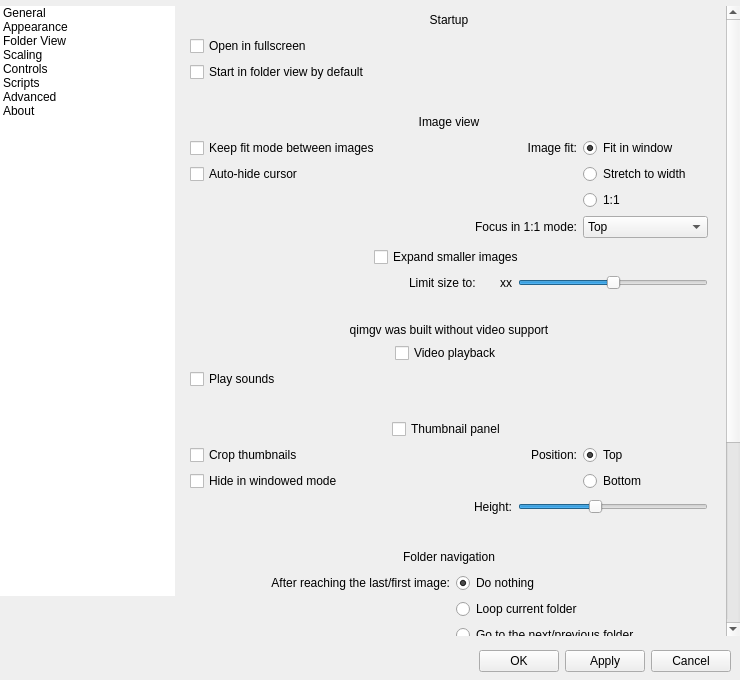
First picture: the form in qimgv/gui/dialogs/settingsdialog.ui, repository do-i/thumbgrid, before the edit.
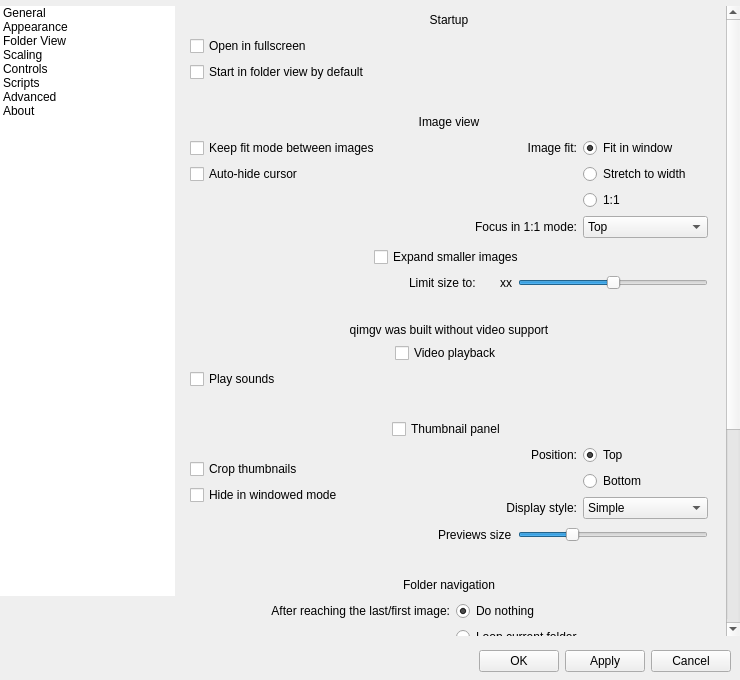
Second picture: the form after the edit. The open tabs and pages were chosen to show the change. Custom widgets are drawn as their Qt base class.

Commit message: thumb panel styles

What changed in the file:
```diff
--- a/qimgv/gui/dialogs/settingsdialog.ui
+++ b/qimgv/gui/dialogs/settingsdialog.ui
@@ -289,7 +289,7 @@
                 <x>0</x>
                 <y>0</y>
                 <width>539</width>
-                <height>1046</height>
+                <height>1064</height>
                </rect>
               </property>
               <layout class="QVBoxLayout" name="verticalLayout_5" stretch="0,0,0,0,0,0,0,0,0,0,0,0,0,0">
@@ -1207,6 +1207,35 @@
                            </property>
                           </widget>
                          </item>
+                         <item row="2" column="1">
+                          <widget class="QLabel" name="label_18">
+                           <property name="text">
+                            <string>Display style:</string>
+                           </property>
+                           <property name="alignment">
+                            <set>Qt::AlignRight|Qt::AlignTrailing|Qt::AlignVCenter</set>
+                           </property>
+                          </widget>
+                         </item>
+                         <item row="2" column="2">
+                          <widget class="QComboBox" name="thumbStyleComboBox">
+                           <item>
+                            <property name="text">
+                             <string>Simple</string>
+                            </property>
+                           </item>
+                           <item>
+                            <property name="text">
+                             <string>Extended</string>
+                            </property>
+                           </item>
+                           <item>
+                            <property name="text">
+                             <string>Compact</string>
+                            </property>
+                           </item>
+                          </widget>
+                         </item>
                         </layout>
                        </item>
                       </layout>
@@ -1241,7 +1270,7 @@
                        <item>
                         <widget class="QLabel" name="label_4">
                          <property name="text">
-                          <string>Height:</string>
+                          <string>Previews size</string>
                          </property>
                         </widget>
                        </item>
@@ -1260,10 +1289,10 @@
                           </size>
                          </property>
                          <property name="minimum">
-                          <number>15</number>
+                          <number>10</number>
                          </property>
                          <property name="maximum">
-                          <number>35</number>
+                          <number>25</number>
                          </property>
                          <property name="singleStep">
                           <number>1</number>
@@ -1272,7 +1301,7 @@
                           <number>5</number>
                          </property>
                          <property name="value">
-                          <number>23</number>
+                          <number>14</number>
                          </property>
                          <property name="orientation">
                           <enum>Qt::Horizontal</enum>
```
Left out of the diff: 123 changed lines with no effect on the pictures. The commit also changes 19 other files.
